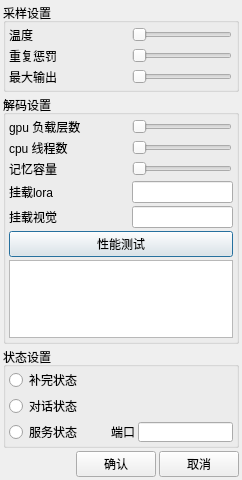
Above: src/settings_dialog.ui from ylsdamxssjxxdd/eva before the change. Below: the same form after it.
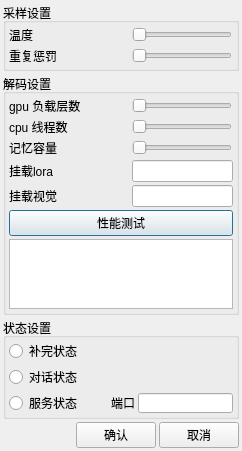
That is the form after the change.

The edit to the form file:
```diff
--- a/src/settings_dialog.ui
+++ b/src/settings_dialog.ui
@@ -7,7 +7,7 @@
     <x>0</x>
     <y>0</y>
     <width>242</width>
-    <height>480</height>
+    <height>395</height>
    </rect>
   </property>
   <property name="windowTitle">
@@ -134,48 +134,6 @@
         </item>
        </layout>
       </item>
-      <item>
-       <layout class="QHBoxLayout" name="horizontalLayout_4">
-        <item>
-         <widget class="QLabel" name="npredict_label">
-          <property name="minimumSize">
-           <size>
-            <width>120</width>
-            <height>0</height>
-           </size>
-          </property>
-          <property name="maximumSize">
-           <size>
-            <width>120</width>
-            <height>16777215</height>
-           </size>
-          </property>
-          <property name="text">
-           <string>最大输出</string>
-          </property>
-         </widget>
-        </item>
-        <item>
-         <widget class="QSlider" name="npredict_slider">
-          <property name="minimumSize">
-           <size>
-            <width>100</width>
-            <height>0</height>
-           </size>
-          </property>
-          <property name="maximumSize">
-           <size>
-            <width>100</width>
-            <height>16777215</height>
-           </size>
-          </property>
-          <property name="orientation">
-           <enum>Qt::Horizontal</enum>
-          </property>
-         </widget>
-        </item>
-       </layout>
-      </item>
      </layout>
     </widget>
    </item>
```
